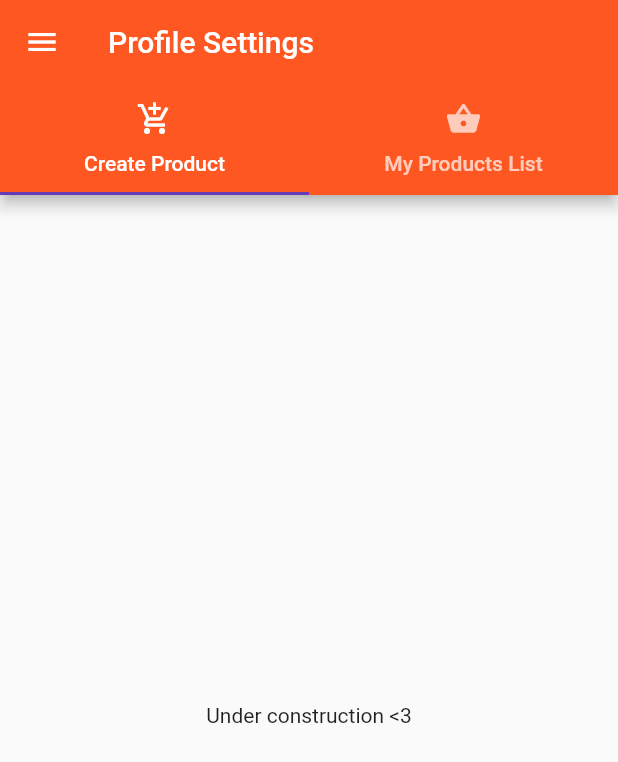
After one commit to cgustav/Flutter_course, a Flutter app: the MyProductsPage screen opened directly, on a phone screen of 412 x 824 dp. The commit adds this screen. Shown: the top 762 px of the screen. Run offline on Flutter 3.47's test engine with Material 2 defaults, Android fonts, the phone set to English and light mode, and no system bars.

Commit message:
working with navigation tabs

```diff
--- /dev/null
+++ b/lib/pages/myproducts/myproducts.dart
@@ -0,0 +1,46 @@
+import 'package:flutter/material.dart';
+
+//import locales
+
+import '../shared/sideBar.dart';
+import '../myproducts/product_create.dart';
+import '../myproducts/product_list.dart';
+
+// class ProfilePage extends StatefulWidget{
+
+// }
+
+// class _ProfileState extends State<ProfilePage> {
+
+// }
+
+class MyProductsPage extends StatelessWidget {
+  MyProductsPage();
+
+  @override
+  Widget build(BuildContext context) {
+    return DefaultTabController(
+        length: 2,
+        child: Scaffold(
+          drawer: SideBar(),
+          appBar: AppBar(
+            title: Text('Profile Settings'),
+            bottom: TabBar(
+              tabs: <Widget>[
+                Tab(
+                  icon: Icon(Icons.add_shopping_cart),
+                  text: 'Create Product',
+                ),
+                Tab(
+                  icon: Icon(Icons.shopping_basket),
+                  text: 'My Products List',
+                ),
+              ],
+            ),
+          ),
+          body: TabBarView(
+            children: <Widget>[ProductCreateTab(), ProductListTab()],
+          ),
+        ));
+  }
+}
--- /dev/null
+++ b/lib/pages/myproducts/product_create.dart
@@ -0,0 +1,13 @@
+import 'package:flutter/material.dart';
+
+class ProductCreateTab extends StatelessWidget {
+  @override
+  Widget build(BuildContext context) {
+    return Container(
+      child: Center(
+        child: Text('Under construction <3'),
+      ),
+    );
+    //return Center(child: Text('Under Construction'),);
+  }
+}
--- a/lib/pages/shared/sideBar.dart
+++ b/lib/pages/shared/sideBar.dart
@@ -1,7 +1,7 @@
 import 'package:flutter/material.dart';
 
 //import locales
-import '../profile.dart';
+import '../myproducts/myproducts.dart';
 import '../products.dart';
 
 class SideBar extends StatelessWidget {
@@ -23,10 +23,10 @@ class SideBar extends StatelessWidget {
           },
         ),
         ListTile(
-          title: Text('My profile'),
+          title: Text('My products'),
           onTap: () {
             Navigator.of(context).push(MaterialPageRoute(
-                builder: (BuildContext context) => ProfilePage()));
+                builder: (BuildContext context) => MyProductsPage()));
           },
         ),
         ListTile(
```
Also changed, not shown: lib/pages/myproducts/product_list.dart (added, +12 -0 lines), lib/pages/profile.dart (deleted, +0 -31 lines).
